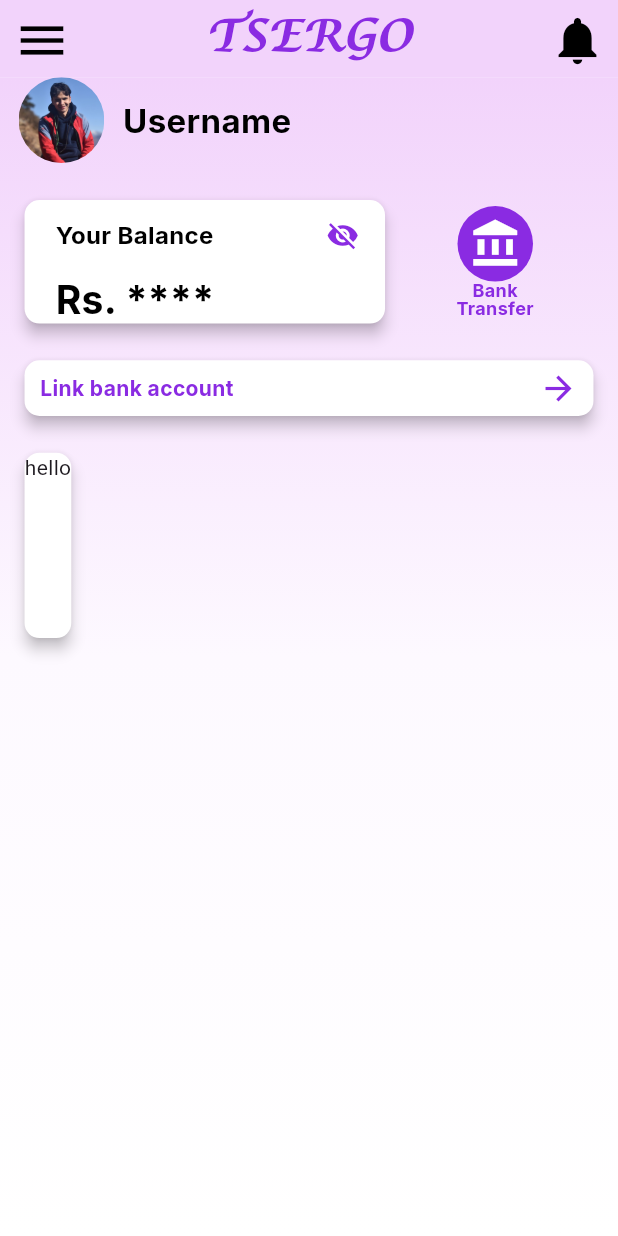
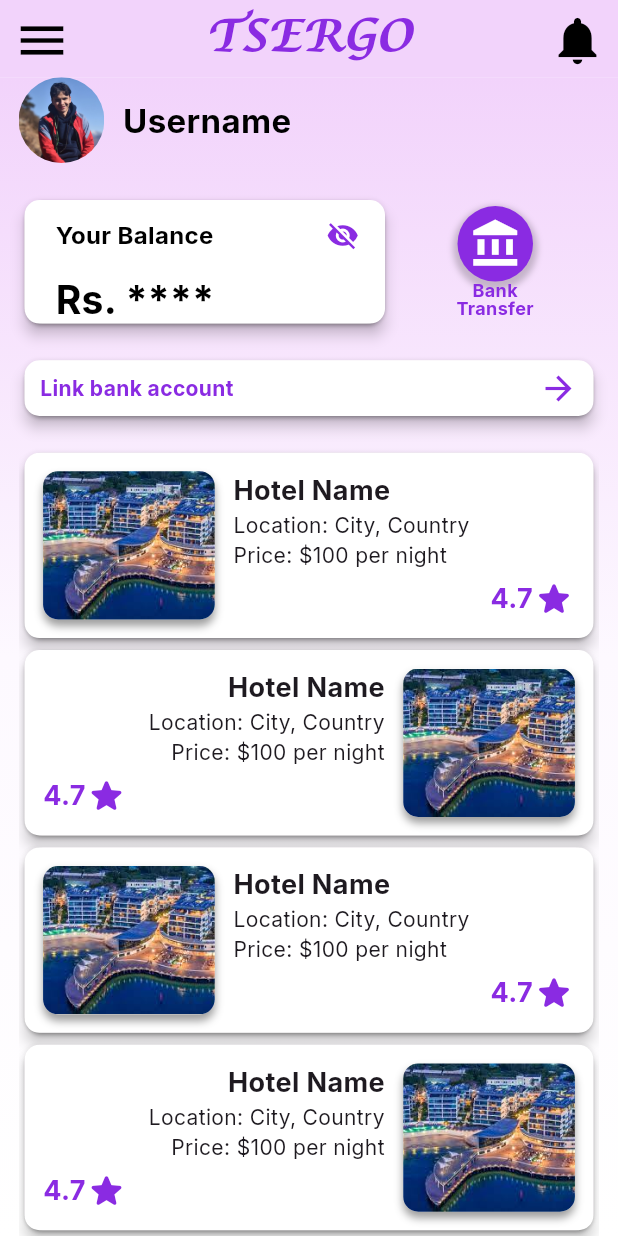
Before and after one commit to sakar111/tsergo, a Flutter app: the screen it shows after launch, after a tap on "Sign In", on a phone screen of 412 x 824 dp. Run offline on Flutter 3.47's test engine with Material 2 defaults, Android fonts, the phone set to English and light mode, and no system bars; our stand-ins replace google_fonts.

Commit message:
homepage in progress 4

```diff
--- a/lib/constants.dart
+++ b/lib/constants.dart
@@ -0,0 +1,3 @@
+import 'package:flutter/material.dart';
+
+const Color tsergoColor = Color(0xFF8A2BE2);
--- /dev/null
+++ b/lib/home_page/balance_box.dart
@@ -0,0 +1,81 @@
+import 'package:flutter/material.dart';
+import 'package:google_fonts/google_fonts.dart';
+import 'package:tsergo/constants.dart';
+
+class TsergoBalanceBox extends StatefulWidget {
+  const TsergoBalanceBox({super.key});
+
+  @override
+  State<TsergoBalanceBox> createState() => _TsergoBalanceBoxState();
+}
+
+class _TsergoBalanceBoxState extends State<TsergoBalanceBox> {
+  bool _showBalance = false;
+
+  void _toggleBalanceVisibility() {
+    setState(() {
+      _showBalance = !_showBalance;
+    });
+  }
+
+  @override
+  Widget build(BuildContext context) {
+    final screenSize = MediaQuery.of(context).size;
+    return Card(
+      child: Material(
+        color: Colors.white,
+        elevation:
+            4.0, // Adjust the elevation value to control the amount of raise
+        shape: RoundedRectangleBorder(
+          borderRadius: BorderRadius.circular(
+              10.0), // Adjust the radius for rounded edges
+        ),
+        child: SizedBox(
+          height: screenSize.height * 80 / 800,
+          width: screenSize.width * 210 / 360,
+          child: Padding(
+            padding: EdgeInsets.only(
+              left: 0.05 * screenSize.width,
+              right: 0.01 * screenSize.width,
+              // bottom: 0.01 * screenSize.height,
+            ),
+            child: Column(children: [
+              Row(
+                mainAxisAlignment: MainAxisAlignment.spaceBetween,
+                children: [
+                  Text(
+                    'Your Balance',
+                    style: GoogleFonts.inter(
+                      color: Colors.black,
+                      fontSize: 16.0,
+                      fontWeight: FontWeight.bold,
+                    ),
+                  ),
+                  IconButton(
+                    icon: _showBalance
+                        ? const Icon(Icons.visibility)
+                        : const Icon(Icons.visibility_off),
+                    onPressed: _toggleBalanceVisibility,
+                    color: tsergoColor,
+                    iconSize: 22.0,
+                  )
+                ],
+              ),
+              Align(
+                alignment: Alignment.centerLeft,
+                child: Text(
+                  _showBalance ? 'Rs. 1000' : 'Rs. ****',
+                  style: GoogleFonts.inter(
+                    color: Colors.black,
+                    fontSize: 26.0,
+                    fontWeight: FontWeight.bold,
+                  ),
+                ),
+              ),
+            ]),
+          ),
+        ),
+      ),
+    );
+  }
+}
--- /dev/null
+++ b/lib/home_page/bank_transfer.dart
@@ -0,0 +1,51 @@
+import 'package:flutter/material.dart';
+import 'package:google_fonts/google_fonts.dart';
+import 'package:tsergo/constants.dart';
+
+class BankTransfer extends StatelessWidget {
+  final Size screenSize;
+  const BankTransfer({super.key, required this.screenSize});
+
+  @override
+  Widget build(BuildContext context) {
+    return Column(
+      // Add a column
+      crossAxisAlignment: CrossAxisAlignment.center,
+      mainAxisAlignment: MainAxisAlignment.spaceBetween,
+      children: [
+        Container(
+          decoration: BoxDecoration(
+            shape: BoxShape.circle,
+            boxShadow: [
+              BoxShadow(
+                color: Colors.black.withOpacity(0.2),
+                spreadRadius: 3,
+                blurRadius: 3,
+                offset: const Offset(0, 3),
+              ),
+            ],
+          ),
+          child: InkWell(
+            onTap: (){},
+            child: CircleAvatar(
+              radius: screenSize.width * 22 / 360,
+              backgroundColor: tsergoColor,
+              child: const Icon(Icons.account_balance,
+                  color: Colors.white, size: 35.0),
+            ),
+          ),
+        ),
+        // send the text to end of the row
+        Text(
+          'Bank\nTransfer',
+          style: GoogleFonts.inter(
+              color: tsergoColor,
+              fontSize: 12.0,
+              fontWeight: FontWeight.bold,
+              height: 1.0),
+          textAlign: TextAlign.center,
+        ),
+      ],
+    );
+  }
+}
--- a/lib/home_page/business_card.dart
+++ b/lib/home_page/business_card.dart
@@ -1,25 +1,107 @@
 import 'package:flutter/material.dart';
+import 'package:google_fonts/google_fonts.dart';
+import 'package:tsergo/constants.dart';
+
+Widget businessImage(Size screenSize) {
+  return Container(
+    width: screenSize.width * 100 / 360, // Set the desired width
+    height: screenSize.height * 100 / 800, // Set the desired height
+    decoration: BoxDecoration(
+      color: Colors.white,
+      borderRadius: BorderRadius.circular(10.0),
+      boxShadow: const [
+        BoxShadow(
+          color: Colors.grey,
+          offset: Offset(0, 4),
+          blurRadius: 4.0,
+        ),
+      ],
+    ),
+    child: ClipRRect(
+      borderRadius: BorderRadius.circular(10.0),
+      child: Image.asset(
+        'assets/images/hotel.png', // Replace with your hotel image asset
+        fit: BoxFit.cover, // Adjust the BoxFit as needed
+      ),
+    ),
+  );
+}
+
+Widget businessDescription(int index) {
+  return Expanded(
+    child: Column(
+      crossAxisAlignment: index.isOdd?CrossAxisAlignment.start:CrossAxisAlignment.end,
+      children: [
+        Text(
+          'Hotel Name',
+          style: GoogleFonts.inter(
+            fontSize: 18.0,
+            fontWeight: FontWeight.bold,
+          ),
+        ),
+         Text(
+          'Location: City, Country',
+          style: GoogleFonts.inter(fontSize: 14.0),
+        ),
+         Text(
+          'Price: \$100 per night',
+          style: GoogleFonts.inter(fontSize: 14.0),
+        ),
+        const Spacer(),
+        Row(
+          mainAxisAlignment: index.isOdd?MainAxisAlignment.end:MainAxisAlignment.start,
+          children: [
+            Text(
+              '4.7',
+              style: GoogleFonts.inter(
+                color: tsergoColor,
+                fontSize: 18.0,
+                fontWeight: FontWeight.bold,
+              ),
+            ),
+            const Icon(Icons.star_rounded, color: tsergoColor, size: 28.0),
+          ],
+        )
+      ],
+    ),
+  );
+}
 
 class Businesses extends StatelessWidget {
-  const Businesses({super.key});
+  final int index;
+  const Businesses({super.key, required this.index});
 
   @override
   Widget build(BuildContext context) {
     final Size screenSize = MediaQuery.of(context).size;
     return Card(
+        child: Material(
             color: Colors.white,
-      elevation:
-          4.0, // Adjust the elevation value to control the amount of raise
+            elevation: 4.0,
             shape: RoundedRectangleBorder(
-        borderRadius:
-            BorderRadius.circular(10.0), // Adjust the radius for rounded edges
+              borderRadius: BorderRadius.circular(10.0),
             ),
+            child: InkWell(
+              onTap: (){},
               child: SizedBox(
                 height: screenSize.height * 120 / 800,
-      child: Expanded(
-        child: Text("hello"),
+                child: Padding(
+                    padding: EdgeInsets.all(
+                        screenSize.width * 0.03), // Adjust the padding as needed
+                    child: Row(
+                      children: index.isOdd
+                          ? [
+                              businessImage(screenSize),
+                              SizedBox(width: screenSize.width * 0.03),
+                              businessDescription(index),
+                            ]
+                          : [
+                              businessDescription(index),
+                              SizedBox(width: screenSize.width * 0.03),
+                              businessImage(screenSize),
+                            ],
+                    )),
               ),
-    ),
-    );
+            )));
   }
 }
--- a/lib/home_page/page_home.dart
+++ b/lib/home_page/page_home.dart
@@ -1,84 +1,11 @@
 import 'package:flutter/material.dart';
 import 'package:google_fonts/google_fonts.dart';
+import 'package:tsergo/constants.dart';
+import 'package:tsergo/home_page/balance_box.dart';
+import 'package:tsergo/home_page/bank_transfer.dart';
 import 'package:tsergo/home_page/business_card.dart';
 import 'package:tsergo/widgets/color_gradient.dart';
 
-class TsergoBalanceBox extends StatefulWidget {
-  const TsergoBalanceBox({super.key});
-
-  @override
-  State<TsergoBalanceBox> createState() => _TsergoBalanceBoxState();
-}
-
-class _TsergoBalanceBoxState extends State<TsergoBalanceBox> {
-  bool _showBalance = false;
-
-  void _toggleBalanceVisibility() {
-    setState(() {
-      _showBalance = !_showBalance;
-    });
-  }
-
-  @override
-  Widget build(BuildContext context) {
-    final screenSize = MediaQuery.of(context).size;
-    return Card(
-      color: Colors.white,
-      elevation:
-          4.0, // Adjust the elevation value to control the amount of raise
-      shape: RoundedRectangleBorder(
-        borderRadius:
-            BorderRadius.circular(10.0), // Adjust the radius for rounded edges
-      ),
-      child: SizedBox(
-        height: screenSize.height * 80 / 800,
-        width: screenSize.width * 210 / 360,
-        child: Padding(
-          padding: EdgeInsets.only(
-            left: 0.05 * screenSize.width,
-            right: 0.01 * screenSize.width,
-            // bottom: 0.01 * screenSize.height,
-          ),
-          child: Column(children: [
-            Row(
-              mainAxisAlignment: MainAxisAlignment.spaceBetween,
-              children: [
-                Text(
-                  'Your Balance',
-                  style: GoogleFonts.inter(
-                    color: Colors.black,
-                    fontSize: 16.0,
-                    fontWeight: FontWeight.bold,
-                  ),
-                ),
-
-                IconButton(
-                  icon: _showBalance
-                      ? Icon(Icons.visibility)
-                      : Icon(Icons.visibility_off),
-                  onPressed: _toggleBalanceVisibility,
-                  color: Color(0xFF8A2BE2),
-                  iconSize: 22.0,
-                )
-              ],
-            ),
-            Align(
-              alignment: Alignment.centerLeft,
-              child: Text(
-                _showBalance ? 'Rs. 1000' : 'Rs. ****',
-                style: GoogleFonts.inter(
-                  color: Colors.black,
-                  fontSize: 26.0,
-                  fontWeight: FontWeight.bold,
-                ),
-              ),
-            ),
-          ]),
-        ),
-      ),
-    );
-  }
-}
 
 class HomePage extends StatefulWidget {
   const HomePage({super.key});
@@ -147,36 +74,12 @@ class _HomePageState extends State<HomePage> {
                 children: [
                   const TsergoBalanceBox(),
                   //Icon container with name below
-                  Expanded(
-                    child: Align(
-                      alignment: Alignment.center,
-                      child: Column(
-                        // Add a column
-                        children: [
-                          CircleAvatar(
-                            radius: screenSize.width * 22 / 360,
-                            backgroundColor: Color(0xFF8A2BE2),
-                            child: const Icon(Icons.account_balance,
-                                color: Colors.white, size: 35.0),
-                          ),
-                          // send the text to end of the row
-                          Text(
-                            'Bank\nTransfer',
-                            style: GoogleFonts.inter(
-                                color: Color(0xFF8A2BE2),
-                                fontSize: 12.0,
-                                fontWeight: FontWeight.bold,
-                                height: 1.0),
-                            textAlign: TextAlign.center,
-                          ),
-                        ],
-                      ),
-                    ),
-                  ),
+                  Expanded(child: BankTransfer(screenSize: screenSize)),
                 ],
               ),
               SizedBox(height: screenSize.height * 16 / 800),
               Card(
+                child: Material(
                   color: Colors.white,
                   elevation: 4.0,
                   shape: RoundedRectangleBorder(
@@ -196,7 +99,7 @@ class _HomePageState extends State<HomePage> {
                           Text(
                             'Link bank account',
                             style: GoogleFonts.inter(
-                            color: Color(0xFF8A2BE2),
+                              color: tsergoColor,
                               fontSize: 14.0,
                               fontWeight: FontWeight.bold,
                             ),
@@ -211,8 +114,35 @@ class _HomePageState extends State<HomePage> {
                     ),
                   ),
                 ),
+              ),
               SizedBox(height: screenSize.height * 16 / 800),
-              const Businesses(),
+              const Expanded(
+                child: SingleChildScrollView(
+                  child: Column(children: [
+                    Businesses(
+                      index: 1,
+                    ),
+                    Businesses(
+                      index: 2,
+                    ),
+                    Businesses(
+                      index: 3,
+                    ),
+                    Businesses(
+                      index: 4,
+                    ),
+                    Businesses(
+                      index: 5,
+                    ),
+                    Businesses(
+                      index: 6,
+                    ),
+                    Businesses(
+                      index: 7,
+                    ),
+                  ]),
+                ),
+              )
             ],
           ),
         ),
--- a/lib/page_login.dart
+++ b/lib/page_login.dart
@@ -64,17 +64,15 @@ class LoginPage extends StatelessWidget {
                           0.35, // Adjust the width proportionally
                       height: screenSize.width *
                           0.35, // Maintain the same height as the width
-                      decoration: const BoxDecoration(
-                        shape: BoxShape.circle,
-                        color: Color(0xFFD9D9D9),
-                      ),
-                      child: Center(
+                      child: ClipOval(
                         child: Image.asset(
-                          'assets/your_logo.png', // Replace with your image path
+                          'assets/images/tsergo.png', // Replace with your image path
                           width: screenSize.width *
                               0.35, // Adjust the width proportionally
                           height: screenSize.width *
                               0.35, // Maintain the same height as the width
+                          fit: BoxFit
+                              .cover, // Crop and center the image within the circular container
                         ),
                       ),
                     ),
@@ -132,7 +130,8 @@ class LoginPage extends StatelessWidget {
                         );
                       },
                       style: ElevatedButton.styleFrom(
-                        backgroundColor: const Color(0xFF8A2BE2), // Background color
+                        backgroundColor:
+                            const Color(0xFF8A2BE2), // Background color
                         shape: RoundedRectangleBorder(
                           borderRadius: BorderRadius.circular(8.0),
                         ),
```
Also changed, not shown: assets/images/hotel.png (added), assets/images/tsergo.png (added). Lines whose indentation alone changed are shown as unchanged.
